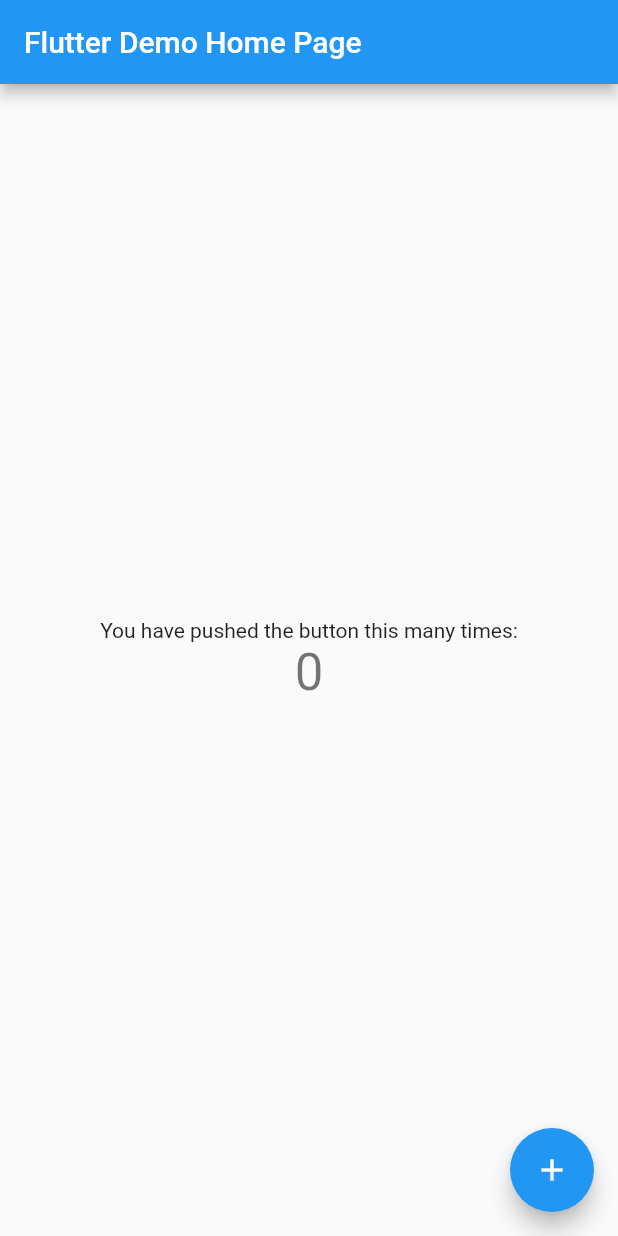
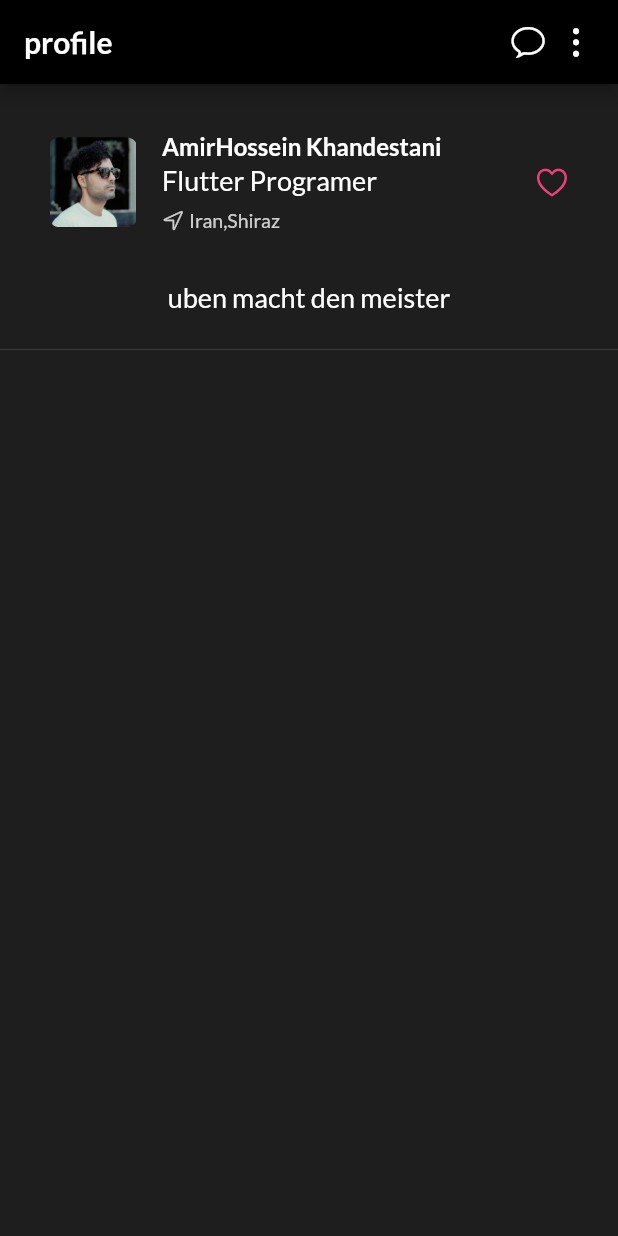
Before and after one commit to amirhosseinkhandestani/flutter_profile_project, a Flutter app: the screen it shows after launch, on a phone screen of 412 x 824 dp. Run offline on Flutter 3.47's test engine with Material 2 defaults, Android fonts, the phone set to English and light mode, and no system bars; our stand-ins replace google_fonts.

Commit message:
appbar,image,fullname,location and bio

```diff
--- a/lib/main.dart
+++ b/lib/main.dart
@@ -1,4 +1,6 @@
+import 'package:flutter/cupertino.dart';
 import 'package:flutter/material.dart';
+import 'package:google_fonts/google_fonts.dart';
 
 void main() {
   runApp(const MyApp());
@@ -23,93 +25,107 @@ class MyApp extends StatelessWidget {
         // Notice that the counter didn't reset back to zero; the application
         // is not restarted.
         primarySwatch: Colors.blue,
+        primaryColor: Colors.pink.shade400,
+        brightness: Brightness.dark,
+        scaffoldBackgroundColor: Color.fromARGB(255, 30, 30, 30),
+        appBarTheme: AppBarTheme(backgroundColor: Colors.black),
+        textTheme: GoogleFonts.latoTextTheme(
+          TextTheme(
+              bodyMedium: TextStyle(fontSize: 18),
+              bodySmall: TextStyle(
+                  fontSize: 13, color: Color.fromARGB(200, 255, 255, 255)),
+              titleLarge: TextStyle(fontWeight: FontWeight.bold),
+              titleMedium:
+                  TextStyle(fontSize: 16, fontWeight: FontWeight.bold)),
         ),
-      home: const MyHomePage(title: 'Flutter Demo Home Page'),
+      ),
+      home: MyHomePage(),
     );
   }
 }
 
-class MyHomePage extends StatefulWidget {
-  const MyHomePage({super.key, required this.title});
-
-  // This widget is the home page of your application. It is stateful, meaning
-  // that it has a State object (defined below) that contains fields that affect
-  // how it looks.
-
-  // This class is the configuration for the state. It holds the values (in this
-  // case the title) provided by the parent (in this case the App widget) and
-  // used by the build method of the State. Fields in a Widget subclass are
-  // always marked "final".
-
-  final String title;
-
-  @override
-  State<MyHomePage> createState() => _MyHomePageState();
-}
-
-class _MyHomePageState extends State<MyHomePage> {
-  int _counter = 0;
-
-  void _incrementCounter() {
-    setState(() {
-      // This call to setState tells the Flutter framework that something has
-      // changed in this State, which causes it to rerun the build method below
-      // so that the display can reflect the updated values. If we changed
-      // _counter without calling setState(), then the build method would not be
-      // called again, and so nothing would appear to happen.
-      _counter++;
-    });
-  }
-
+class MyHomePage extends StatelessWidget {
   @override
   Widget build(BuildContext context) {
-    // This method is rerun every time setState is called, for instance as done
-    // by the _incrementCounter method above.
-    //
-    // The Flutter framework has been optimized to make rerunning build methods
-    // fast, so that you can just rebuild anything that needs updating rather
-    // than having to individually change instances of widgets.
     return Scaffold(
         appBar: AppBar(
-        // Here we take the value from the MyHomePage object that was created by
-        // the App.build method, and use it to set our appbar title.
-        title: Text(widget.title),
+          title: Text('profile'),
+          actions: [
+            Icon(CupertinoIcons.chat_bubble),
+            Padding(
+              padding: const EdgeInsets.fromLTRB(8, 0, 16, 0),
+              child: Icon(CupertinoIcons.ellipsis_vertical),
+            )
+          ],
         ),
-      body: Center(
-        // Center is a layout widget. It takes a single child and positions it
-        // in the middle of the parent.
+        body: Column(
+          children: [
+            Padding(
+              padding: const EdgeInsets.all(32),
+              child: Row(
+                children: [
+                  ClipRRect(
+                    borderRadius: BorderRadius.circular(8),
+                    child: Image.asset(
+                      'assets/images/profile_image.png',
+                      width: 60,
+                      height: 60,
+                    ),
+                  ),
+                  SizedBox(
+                    width: 16,
+                  ),
+                  Expanded(
                     child: Column(
-          // Column is also a layout widget. It takes a list of children and
-          // arranges them vertically. By default, it sizes itself to fit its
-          // children horizontally, and tries to be as tall as its parent.
-          //
-          // Invoke "debug painting" (press "p" in the console, choose the
-          // "Toggle Debug Paint" action from the Flutter Inspector in Android
-          // Studio, or the "Toggle Debug Paint" command in Visual Studio Code)
-          // to see the wireframe for each widget.
-          //
-          // Column has various properties to control how it sizes itself and
-          // how it positions its children. Here we use mainAxisAlignment to
-          // center the children vertically; the main axis here is the vertical
-          // axis because Columns are vertical (the cross axis would be
-          // horizontal).
-          mainAxisAlignment: MainAxisAlignment.center,
-          children: <Widget>[
-            const Text(
-              'You have pushed the button this many times:',
+                      crossAxisAlignment: CrossAxisAlignment.start,
+                      children: [
+                        Text(
+                          'AmirHossein Khandestani',
+                          style: Theme.of(context).textTheme.titleMedium,
+                        ),
+                        SizedBox(
+                          height: 2,
+                        ),
+                        Text('Flutter Programer'),
+                        SizedBox(
+                          height: 8,
+                        ),
+                        Row(
+                          children: [
+                            Icon(
+                              CupertinoIcons.location,
+                              size: 15,
+                              color:
+                                  Theme.of(context).textTheme.bodySmall!.color,
+                            ),
+                            SizedBox(
+                              width: 3,
                             ),
                             Text(
-              '$_counter',
-              style: Theme.of(context).textTheme.headlineMedium,
-            ),
+                              'Iran,Shiraz',
+                              style: Theme.of(context).textTheme.bodySmall,
+                            )
+                          ],
+                        )
                       ],
                     ),
                   ),
-      floatingActionButton: FloatingActionButton(
-        onPressed: _incrementCounter,
-        tooltip: 'Increment',
-        child: const Icon(Icons.add),
-      ), // This trailing comma makes auto-formatting nicer for build methods.
-    );
+                  Icon(
+                    CupertinoIcons.heart,
+                    color: Theme.of(context).primaryColor,
+                  )
+                ],
+              ),
+            ),
+            Padding(
+              padding: const EdgeInsets.fromLTRB(32, 0, 32, 16),
+              child: Text(
+                'uben macht den meister',
+                style: Theme.of(context).textTheme.bodyMedium,
+              ),
+            ),
+            Divider()
+          ],
+        ));
   }
 }
```
Also changed, not shown: pubspec.yaml (+4 -3 lines), assets/images/app_icon_01.png (added), assets/images/app_icon_02.png (added), assets/images/app_icon_03.png (added), assets/images/app_icon_04.png (added), assets/images/app_icon_05.png (added), assets/images/profile_image.png (added), assets/images/profile_image2.png (added), pubspec.lock, 1 other file. Lines whose indentation alone changed are shown as unchanged.
